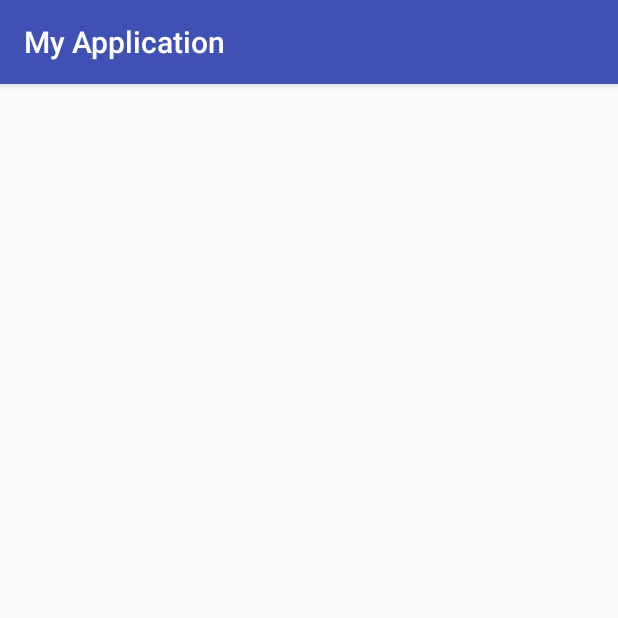
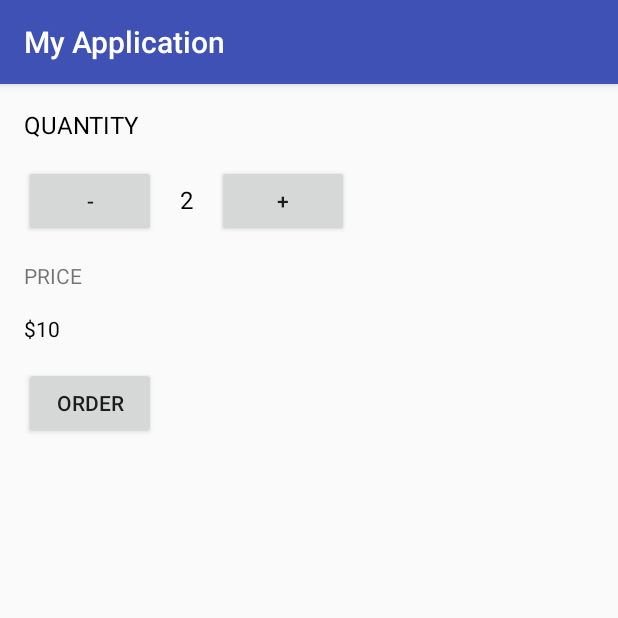
Before and after one commit to gsjune/First-Android, an Android app: the screen it shows after launch (CoffeeActivity), on a phone screen of 412 x 824 dp, the top half of it. Run offline under Robolectric (Android 15) with nearby library versions, the phone set to English and light mode, and no system bars.

Commit message:
coffee 1차 완료

```diff
--- a/app/src/main/res/layout/activity_coffee.xml
+++ b/app/src/main/res/layout/activity_coffee.xml
@@ -1,9 +1,71 @@
 <?xml version="1.0" encoding="utf-8"?>
-<android.support.constraint.ConstraintLayout xmlns:android="http://schemas.android.com/apk/res/android"
+<LinearLayout xmlns:android="http://schemas.android.com/apk/res/android"
     xmlns:app="http://schemas.android.com/apk/res-auto"
     xmlns:tools="http://schemas.android.com/tools"
     android:layout_width="match_parent"
     android:layout_height="match_parent"
+    android:layout_margin="16dp"
+    android:orientation="vertical"
     tools:context="com.hckim.myapplication.CoffeeActivity">
 
-</android.support.constraint.ConstraintLayout>
+    <TextView
+        android:layout_width="wrap_content"
+        android:layout_height="wrap_content"
+        android:text="Quantity"
+        android:textAllCaps="true"
+        android:textColor="#000000"
+        android:textSize="16sp" />
+
+    <LinearLayout
+        android:layout_width="wrap_content"
+        android:layout_height="wrap_content"
+        android:orientation="horizontal">
+
+        <Button
+            android:layout_width="wrap_content"
+            android:layout_height="wrap_content"
+            android:layout_marginTop="16dp"
+            android:text="-" />
+
+        <TextView
+            android:id="@+id/quantity_text_view"
+            android:layout_width="wrap_content"
+            android:layout_height="wrap_content"
+            android:layout_marginEnd="16dp"
+            android:layout_marginStart="16dp"
+            android:layout_marginTop="16dp"
+            android:text="2"
+            android:textColor="#000000"
+            android:textSize="16sp" />
+
+        <Button
+            android:layout_width="wrap_content"
+            android:layout_height="wrap_content"
+            android:layout_marginTop="16dp"
+            android:text="+" />
+
+    </LinearLayout>
+
+    <TextView
+        android:layout_width="wrap_content"
+        android:layout_height="wrap_content"
+        android:layout_marginTop="16dp"
+        android:text="Price"
+        android:textAllCaps="true" />
+
+    <TextView
+        android:id="@+id/price_text_view"
+        android:layout_width="wrap_content"
+        android:layout_height="wrap_content"
+        android:layout_marginTop="16dp"
+        android:text="$10"
+        android:textColor="#000000" />
+
+    <Button
+        android:layout_width="wrap_content"
+        android:layout_height="wrap_content"
+        android:layout_marginTop="16dp"
+        android:text="Order"
+        android:textAllCaps="true" />
+
+</LinearLayout>
```
